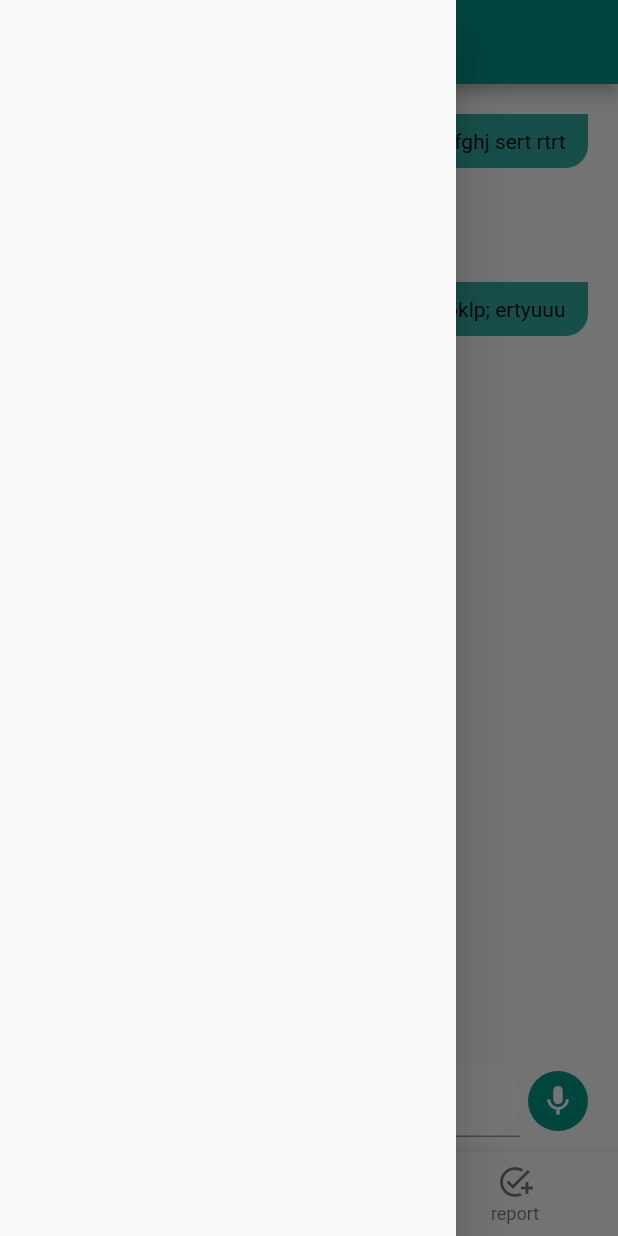
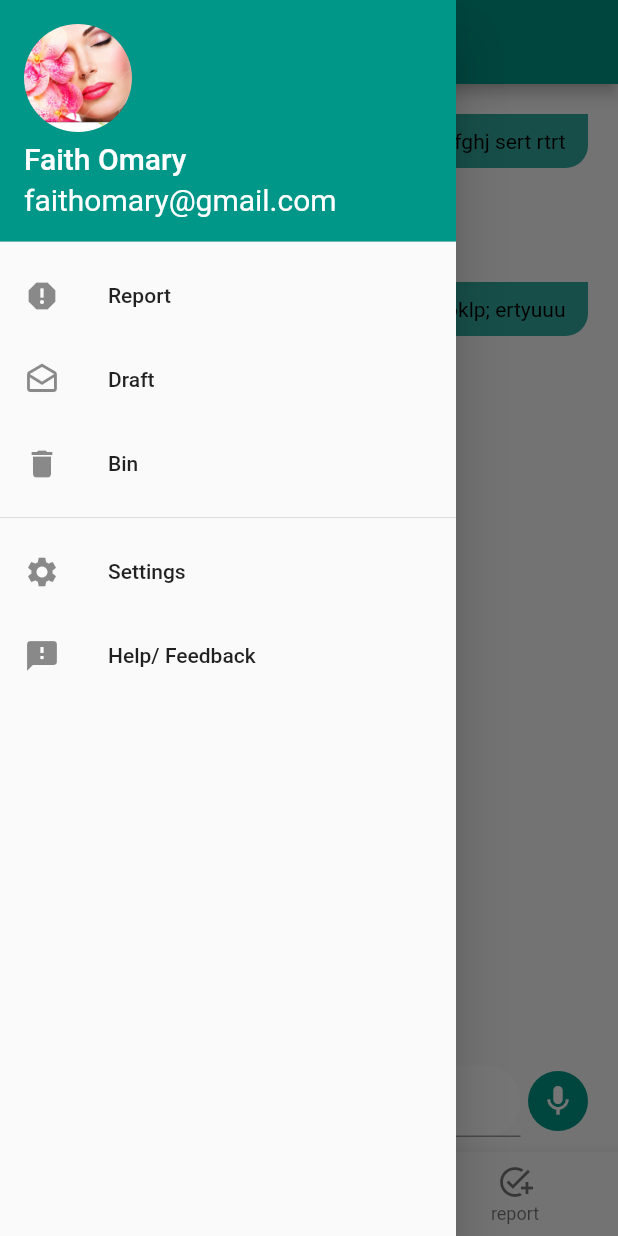
Before and after one commit to omary99/ui_gender_equality, a Flutter app: the screen it shows after launch, item 2 of the bottom bar chosen, with the side drawer open, on a phone screen of 412 x 824 dp. Run offline on Flutter 3.47's test engine with Material 2 defaults, Android fonts, the phone set to English and light mode, and no system bars; network calls fail.

Commit message:
my first commit in this repo

```diff
--- /dev/null
+++ b/lib/screens/pages/drawer_page.dart
@@ -0,0 +1,74 @@
+import 'package:flutter/material.dart';
+import 'package:gender_equality/screens/pages/account_setting_page.dart';
+
+class DrawerPage extends StatelessWidget {
+  const DrawerPage({Key? key}) : super(key: key);
+
+  @override
+  Widget build(BuildContext context) {
+    return Container(
+      child: ListView(
+        children: [
+          UserAccountsDrawerHeader(
+            accountEmail: Text(
+              "faithomary@gmail.com",
+              style: TextStyle(fontSize: 20),
+            ),
+            accountName: Text(
+              "Faith Omary",
+              style: TextStyle(fontSize: 20),
+            ),
+            currentAccountPicture: CircleAvatar(
+                backgroundImage: AssetImage('assets/images/beauty_one.jpg')),
+            decoration: BoxDecoration(color: Colors.teal),
+          ),
+          ListTile(
+            leading: Icon(
+              Icons.report,
+            ),
+            title: Text(
+              "Report",
+            ),
+          ),
+          ListTile(
+            leading: Icon(Icons.drafts_outlined),
+            title: Text(
+              "Draft",
+            ),
+          ),
+          ListTile(
+            leading: Icon(
+              Icons.delete,
+            ),
+            title: Text(
+              "Bin",
+            ),
+          ),
+          Divider(),
+          ListTile(
+            onTap: () {
+              Navigator.push(context,
+                  MaterialPageRoute(builder: (BuildContext context) {
+                return AccountSettingPage();
+              }));
+            },
+            leading: Icon(
+              Icons.settings,
+            ),
+            title: Text(
+              "Settings",
+            ),
+          ),
+          ListTile(
+            leading: Icon(
+              Icons.feedback,
+            ),
+            title: Text(
+              "Help/ Feedback",
+            ),
+          ),
+        ],
+      ),
+    );
+  }
+}
--- a/lib/screens/pages/home_page.dart
+++ b/lib/screens/pages/home_page.dart
@@ -1,4 +1,5 @@
 import 'package:flutter/material.dart';
+import 'package:gender_equality/screens/pages/drawer_page.dart';
 import 'package:gender_equality/screens/screens/blog/blog_screen.dart';
 import 'package:gender_equality/screens/screens/education_screen.dart';
 import 'package:gender_equality/screens/screens/report_screen.dart';
@@ -22,7 +23,7 @@ class _HomePageState extends State<HomePage> {
   @override
   Widget build(BuildContext context) {
     return Scaffold(
-      drawer: Drawer(),
+      drawer: Drawer(child: DrawerPage()),
       appBar: AppBar(
         title: Text('Gender Equality'),
       ),
```
Also changed, not shown: lib/screens/pages/account_page.dart (added, +42 -0 lines), lib/screens/pages/account_setting_page.dart (added, +110 -0 lines), lib/screens/pages/edit_profile_page.dart (added, +70 -0 lines).
